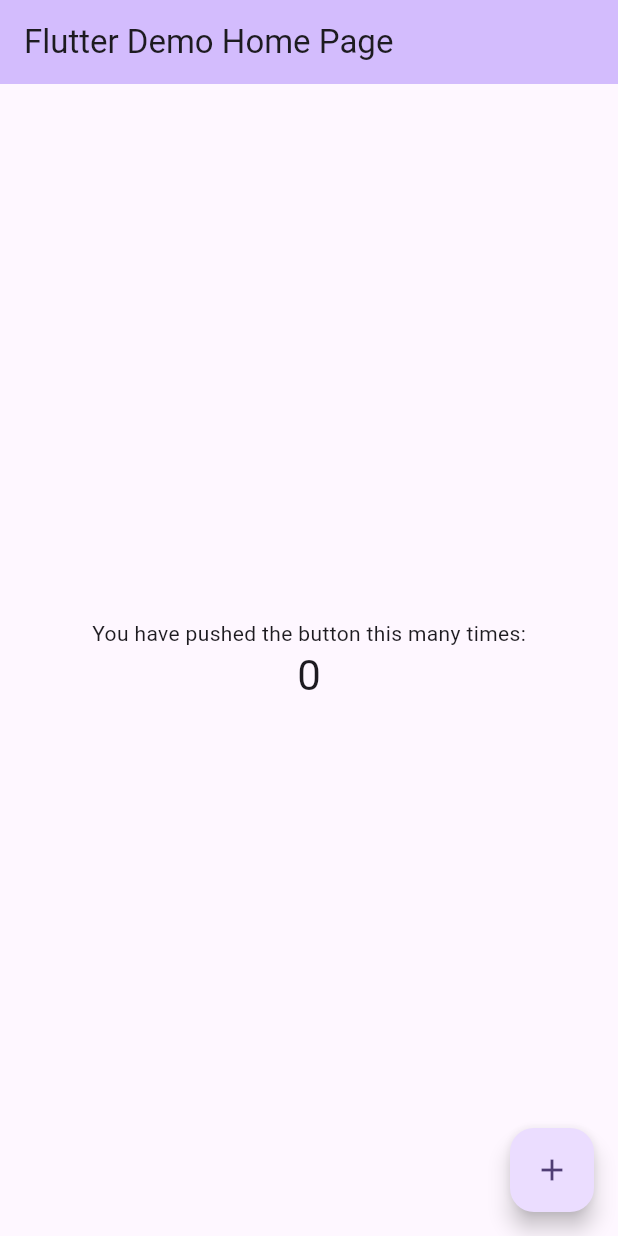
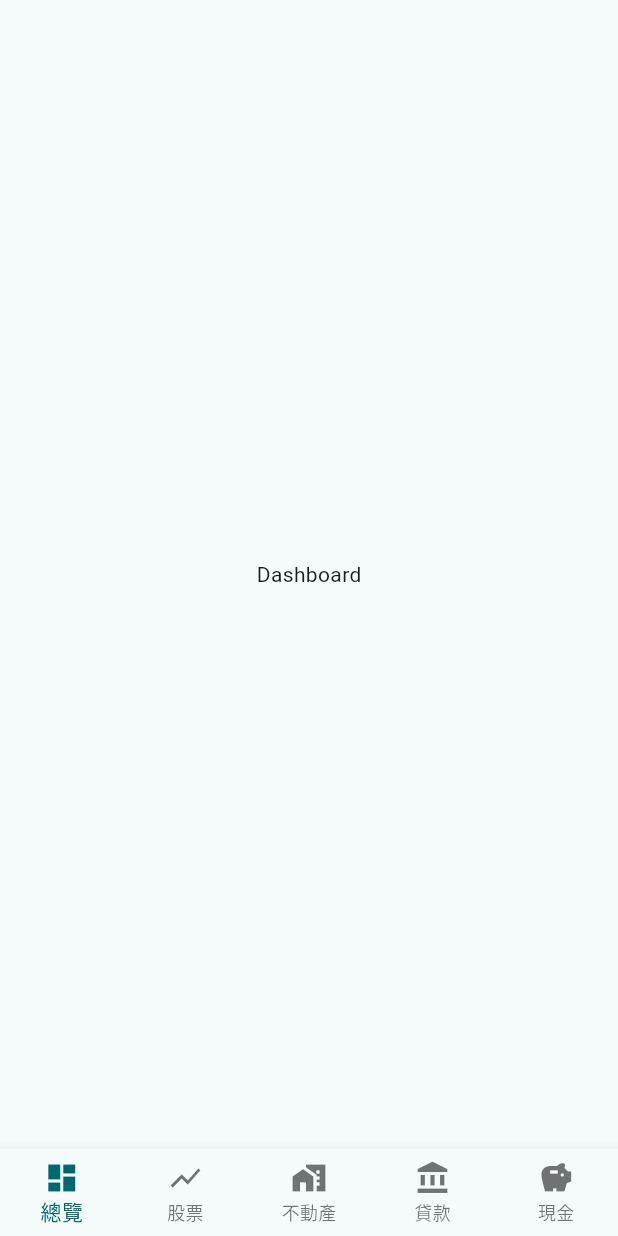
Before and after one commit to cfc310186-gif/asset_tracker, a Flutter app: the screen it shows after launch, on a phone screen of 412 x 824 dp. Run offline on Flutter 3.47's test engine with Material 3 defaults, Android fonts, the phone set to English and light mode, and no system bars; our stand-ins replace decimal, drift, drift_flutter, flutter_riverpod, go_router; accounts and stored records are empty; generated files the repository leaves out were written again.

Commit message:
feat: Phase 2.1 App shell - routing, theme, responsive scaffold
- MaterialApp.router with go_router ShellRoute for 5 modules
- Financial app theme (teal primary, gain/loss semantic colors, M3)
- ResponsiveScaffold: NavigationRail on desktop >=768px, BottomNav on mobile
- Placeholder screens for all 5 routes (to be replaced in Phase 2.2-2.6)
- Web build confirmed working via C:\at junction

```diff
--- /dev/null
+++ b/lib/app.dart
@@ -0,0 +1,18 @@
+import 'package:flutter/material.dart';
+import 'package:flutter_riverpod/flutter_riverpod.dart';
+import 'core/theme/app_theme.dart';
+import 'presentation/shared/app_router.dart';
+
+class AssetTrackerApp extends ConsumerWidget {
+  const AssetTrackerApp({super.key});
+
+  @override
+  Widget build(BuildContext context, WidgetRef ref) {
+    return MaterialApp.router(
+      title: '資產管理',
+      theme: AppTheme.lightTheme,
+      routerConfig: appRouter,
+      debugShowCheckedModeBanner: false,
+    );
+  }
+}
--- /dev/null
+++ b/lib/core/theme/app_theme.dart
@@ -0,0 +1,45 @@
+import 'package:flutter/material.dart';
+
+class AppTheme {
+  // Primary brand color — deep teal/blue for trust/financial feel
+  static const primaryColor = Color(0xFF1A6B72);
+  static const primaryColorDark = Color(0xFF0F4A50);
+
+  // Semantic colors
+  static const gainColor = Color(0xFF22C55E); // green for positive returns
+  static const lossColor = Color(0xFFEF4444); // red for negative/losses
+  static const neutralColor = Color(0xFF6B7280); // gray for neutral
+
+  // Surface colors
+  static const surfaceLight = Color(0xFFF8FAFC);
+  static const cardLight = Color(0xFFFFFFFF);
+
+  static ThemeData get lightTheme => ThemeData(
+        useMaterial3: true,
+        colorScheme: ColorScheme.fromSeed(
+          seedColor: primaryColor,
+          brightness: Brightness.light,
+        ),
+        cardTheme: const CardThemeData(
+          elevation: 1,
+          margin: EdgeInsets.zero,
+        ),
+        appBarTheme: const AppBarTheme(
+          elevation: 0,
+          centerTitle: false,
+        ),
+        inputDecorationTheme: InputDecorationTheme(
+          border: OutlineInputBorder(borderRadius: BorderRadius.circular(8)),
+          filled: true,
+        ),
+        // typography: slightly larger for financial readability
+        textTheme: const TextTheme(
+          displaySmall: TextStyle(fontSize: 32, fontWeight: FontWeight.w700),
+          headlineMedium: TextStyle(fontSize: 24, fontWeight: FontWeight.w600),
+          titleLarge: TextStyle(fontSize: 18, fontWeight: FontWeight.w600),
+          bodyLarge: TextStyle(fontSize: 16),
+          bodyMedium: TextStyle(fontSize: 14),
+          labelLarge: TextStyle(fontSize: 14, fontWeight: FontWeight.w600),
+        ),
+      );
+}
--- a/lib/main.dart
+++ b/lib/main.dart
@@ -1,122 +1,7 @@
 import 'package:flutter/material.dart';
+import 'package:flutter_riverpod/flutter_riverpod.dart';
+import 'app.dart';
 
 void main() {
-  runApp(const MyApp());
+  runApp(const ProviderScope(child: AssetTrackerApp()));
 }
-
-class MyApp extends StatelessWidget {
-  const MyApp({super.key});
-
-  // This widget is the root of your application.
-  @override
-  Widget build(BuildContext context) {
-    return MaterialApp(
-      title: 'Flutter Demo',
-      theme: ThemeData(
-        // This is the theme of your application.
-        //
-        // TRY THIS: Try running your application with "flutter run". You'll see
-        // the application has a purple toolbar. Then, without quitting the app,
-        // try changing the seedColor in the colorScheme below to Colors.green
-        // and then invoke "hot reload" (save your changes or press the "hot
-        // reload" button in a Flutter-supported IDE, or press "r" if you used
-        // the command line to start the app).
-        //
-        // Notice that the counter didn't reset back to zero; the application
-        // state is not lost during the reload. To reset the state, use hot
-        // restart instead.
-        //
-        // This works for code too, not just values: Most code changes can be
-        // tested with just a hot reload.
-        colorScheme: .fromSeed(seedColor: Colors.deepPurple),
-      ),
-      home: const MyHomePage(title: 'Flutter Demo Home Page'),
-    );
-  }
-}
-
-class MyHomePage extends StatefulWidget {
-  const MyHomePage({super.key, required this.title});
-
-  // This widget is the home page of your application. It is stateful, meaning
-  // that it has a State object (defined below) that contains fields that affect
-  // how it looks.
-
-  // This class is the configuration for the state. It holds the values (in this
-  // case the title) provided by the parent (in this case the App widget) and
-  // used by the build method of the State. Fields in a Widget subclass are
-  // always marked "final".
-
-  final String title;
-
-  @override
-  State<MyHomePage> createState() => _MyHomePageState();
-}
-
-class _MyHomePageState extends State<MyHomePage> {
-  int _counter = 0;
-
-  void _incrementCounter() {
-    setState(() {
-      // This call to setState tells the Flutter framework that something has
-      // changed in this State, which causes it to rerun the build method below
-      // so that the display can reflect the updated values. If we changed
-      // _counter without calling setState(), then the build method would not be
-      // called again, and so nothing would appear to happen.
-      _counter++;
-    });
-  }
-
-  @override
-  Widget build(BuildContext context) {
-    // This method is rerun every time setState is called, for instance as done
-    // by the _incrementCounter method above.
-    //
-    // The Flutter framework has been optimized to make rerunning build methods
-    // fast, so that you can just rebuild anything that needs updating rather
-    // than having to individually change instances of widgets.
-    return Scaffold(
-      appBar: AppBar(
-        // TRY THIS: Try changing the color here to a specific color (to
-        // Colors.amber, perhaps?) and trigger a hot reload to see the AppBar
-        // change color while the other colors stay the same.
-        backgroundColor: Theme.of(context).colorScheme.inversePrimary,
-        // Here we take the value from the MyHomePage object that was created by
-        // the App.build method, and use it to set our appbar title.
-        title: Text(widget.title),
-      ),
-      body: Center(
-        // Center is a layout widget. It takes a single child and positions it
-        // in the middle of the parent.
-        child: Column(
-          // Column is also a layout widget. It takes a list of children and
-          // arranges them vertically. By default, it sizes itself to fit its
-          // children horizontally, and tries to be as tall as its parent.
-          //
-          // Column has various properties to control how it sizes itself and
-          // how it positions its children. Here we use mainAxisAlignment to
-          // center the children vertically; the main axis here is the vertical
-          // axis because Columns are vertical (the cross axis would be
-          // horizontal).
-          //
-          // TRY THIS: Invoke "debug painting" (choose the "Toggle Debug Paint"
-          // action in the IDE, or press "p" in the console), to see the
-          // wireframe for each widget.
-          mainAxisAlignment: .center,
-          children: [
-            const Text('You have pushed the button this many times:'),
-            Text(
-              '$_counter',
-              style: Theme.of(context).textTheme.headlineMedium,
-            ),
-          ],
-        ),
-      ),
-      floatingActionButton: FloatingActionButton(
-        onPressed: _incrementCounter,
-        tooltip: 'Increment',
-        child: const Icon(Icons.add),
-      ),
-    );
-  }
-}
--- /dev/null
+++ b/lib/presentation/shared/app_router.dart
@@ -0,0 +1,56 @@
+import 'package:flutter/material.dart';
+import 'package:go_router/go_router.dart';
+import 'responsive_scaffold.dart';
+
+final appRouter = GoRouter(
+  initialLocation: '/',
+  routes: [
+    ShellRoute(
+      builder: (context, state, child) => ResponsiveScaffold(child: child),
+      routes: [
+        GoRoute(path: '/', builder: (c, s) => const DashboardPlaceholder()),
+        GoRoute(path: '/stocks', builder: (c, s) => const StocksPlaceholder()),
+        GoRoute(
+          path: '/real-estate',
+          builder: (c, s) => const RealEstatePlaceholder(),
+        ),
+        GoRoute(path: '/loans', builder: (c, s) => const LoansPlaceholder()),
+        GoRoute(path: '/cash', builder: (c, s) => const CashPlaceholder()),
+      ],
+    ),
+  ],
+);
+
+// Placeholder screens — to be replaced in later tasks
+
+class DashboardPlaceholder extends StatelessWidget {
+  const DashboardPlaceholder({super.key});
+  @override
+  Widget build(BuildContext context) =>
+      const Center(child: Text('Dashboard'));
+}
+
+class StocksPlaceholder extends StatelessWidget {
+  const StocksPlaceholder({super.key});
+  @override
+  Widget build(BuildContext context) => const Center(child: Text('Stocks'));
+}
+
+class RealEstatePlaceholder extends StatelessWidget {
+  const RealEstatePlaceholder({super.key});
+  @override
+  Widget build(BuildContext context) =>
+      const Center(child: Text('Real Estate'));
+}
+
+class LoansPlaceholder extends StatelessWidget {
+  const LoansPlaceholder({super.key});
+  @override
+  Widget build(BuildContext context) => const Center(child: Text('Loans'));
+}
+
+class CashPlaceholder extends StatelessWidget {
+  const CashPlaceholder({super.key});
+  @override
+  Widget build(BuildContext context) => const Center(child: Text('Cash'));
+}
--- /dev/null
+++ b/lib/presentation/shared/responsive_scaffold.dart
@@ -0,0 +1,110 @@
+import 'package:flutter/material.dart';
+import 'package:go_router/go_router.dart';
+
+class ResponsiveScaffold extends StatelessWidget {
+  final Widget child;
+  const ResponsiveScaffold({super.key, required this.child});
+
+  @override
+  Widget build(BuildContext context) {
+    final width = MediaQuery.of(context).size.width;
+    if (width >= 768) {
+      return _DesktopScaffold(child: child);
+    }
+    return _MobileScaffold(child: child);
+  }
+}
+
+// Navigation destination data
+const _navDestinations = [
+  _NavDest(icon: Icons.dashboard, label: '總覽', route: '/'),
+  _NavDest(icon: Icons.show_chart, label: '股票', route: '/stocks'),
+  _NavDest(icon: Icons.home_work, label: '不動產', route: '/real-estate'),
+  _NavDest(icon: Icons.account_balance, label: '貸款', route: '/loans'),
+  _NavDest(icon: Icons.savings, label: '現金', route: '/cash'),
+];
+
+class _NavDest {
+  final IconData icon;
+  final String label;
+  final String route;
+  const _NavDest({required this.icon, required this.label, required this.route});
+}
+
+int _selectedIndex(BuildContext context) {
+  final location = GoRouterState.of(context).uri.path;
+  final idx = _navDestinations.indexWhere((d) => d.route == location);
+  return idx < 0 ? 0 : idx;
+}
+
+class _DesktopScaffold extends StatelessWidget {
+  final Widget child;
+  const _DesktopScaffold({required this.child});
+
+  @override
+  Widget build(BuildContext context) {
+    final selectedIdx = _selectedIndex(context);
+    return Scaffold(
+      body: Row(
+        children: [
+          NavigationRail(
+            selectedIndex: selectedIdx,
+            extended: true,
+            minExtendedWidth: 200,
+            leading: Padding(
+              padding: const EdgeInsets.symmetric(vertical: 16),
+              child: Text(
+                '資產管理',
+                style: Theme.of(context).textTheme.titleLarge?.copyWith(
+                      color: Theme.of(context).colorScheme.primary,
+                      fontWeight: FontWeight.w700,
+                    ),
+              ),
+            ),
+            destinations: _navDestinations
+                .map(
+                  (d) => NavigationRailDestination(
+                    icon: Icon(d.icon),
+                    label: Text(d.label),
+                  ),
+                )
+                .toList(),
+            onDestinationSelected: (idx) {
+              context.go(_navDestinations[idx].route);
+            },
+          ),
+          const VerticalDivider(thickness: 1, width: 1),
+          Expanded(child: child),
+        ],
+      ),
+    );
+  }
+}
+
+class _MobileScaffold extends StatelessWidget {
+  final Widget child;
+  const _MobileScaffold({required this.child});
+
+  @override
+  Widget build(BuildContext context) {
+    final selectedIdx = _selectedIndex(context);
+    return Scaffold(
+      body: child,
+      bottomNavigationBar: BottomNavigationBar(
+        currentIndex: selectedIdx,
+        type: BottomNavigationBarType.fixed,
+        items: _navDestinations
+            .map(
+              (d) => BottomNavigationBarItem(
+                icon: Icon(d.icon),
+                label: d.label,
+              ),
+            )
+            .toList(),
+        onTap: (idx) {
+          context.go(_navDestinations[idx].route);
+        },
+      ),
+    );
+  }
+}
```
